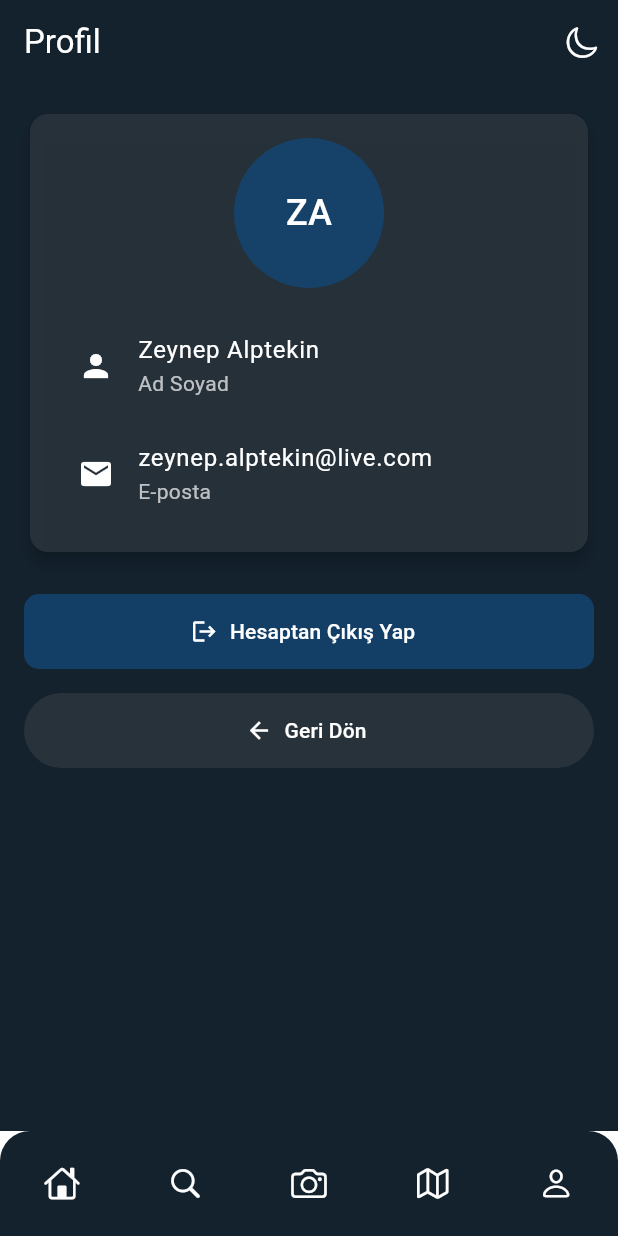
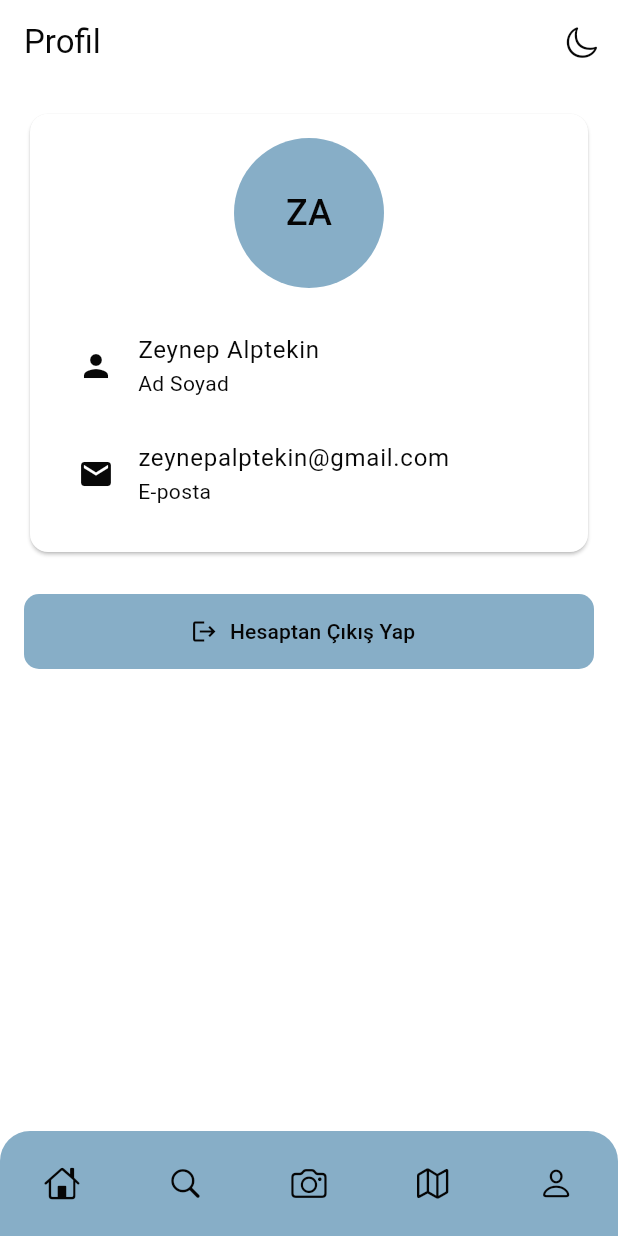
Before and after one commit to zeynepalptekin/WanderCompass, a Flutter app: the PersonScreen screen opened by its route, on a phone screen of 412 x 824 dp. Run offline on Flutter 3.47's test engine with Material 3 defaults, Android fonts, the phone set to English and light mode, and no system bars; our stand-ins replace go_router, google_fonts, lottie; missing offline and left inert: dotlottie_loader.

```diff
--- a/lib/core/routes.dart
+++ b/lib/core/routes.dart
@@ -5,8 +5,9 @@ import 'package:flutter_app/screens/search_screen.dart';
 import 'package:go_router/go_router.dart';
 import '../screens/loading_screen.dart';
 import '../screens/home_screen.dart';
-// ignore: unused_import
+import '../screens/register_screen.dart';
 import 'package:flutter/material.dart';
+import '../screens/login_screen.dart';
 
 // Router yapılandırması
 final router = GoRouter(
@@ -48,6 +49,20 @@ final router = GoRouter(
       ),
     ),
     GoRoute(
+      path: '/login',
+      pageBuilder: (context, state) => NoTransitionPage<void>(
+        key: state.pageKey,
+        child: const LoginScreen(),
+      ),
+    ),
+    GoRoute(
+      path: '/register',
+      pageBuilder: (context, state) => NoTransitionPage<void>(
+        key: state.pageKey,
+        child: const RegisterScreen(),
+      ),
+    ),
+    GoRoute(
         path: '/search',
         pageBuilder: (context, state) => NoTransitionPage<void>(
               key: state.pageKey,
--- a/lib/core/themes.dart
+++ b/lib/core/themes.dart
@@ -2,7 +2,7 @@ import 'package:flutter/material.dart';
 import 'package:google_fonts/google_fonts.dart';
 
 class ThemeProvider with ChangeNotifier {
-  bool _isDark = true;
+  bool _isDark = false;
   bool get isDark => _isDark;
 
   void toggleTheme() {
@@ -24,11 +24,11 @@ const colors = {
 };
 
 const darkColors = {
-  "primary": Color.fromARGB(255, 20, 34, 46),
+  "primary": Color.fromARGB(255, 33, 60, 84),
   "onPrimary": Color.fromARGB(255, 254, 254, 254),
-  "secondary": Color.fromARGB(255, 27, 51, 72),
+  "secondary": Color.fromARGB(255, 43, 54, 63),
   "onSecondary": Color.fromARGB(255, 255, 255, 255),
-  "surface": Color.fromARGB(255, 254, 254, 254),
+  "surface": Color.fromARGB(255, 20, 34, 46),
   "onSurface": Color.fromARGB(255, 255, 255, 255),
   "success": Color.fromARGB(255, 76, 175, 80),
   "error": Color.fromARGB(255, 244, 67, 54),
--- a/lib/screens/person_screen.dart
+++ b/lib/screens/person_screen.dart
@@ -1,171 +1,83 @@
 import 'package:flutter/cupertino.dart';
 import 'package:flutter/material.dart';
 import 'package:go_router/go_router.dart';
+import 'package:provider/provider.dart';
+
+import '../core/constants.dart';
 import '../core/themes.dart';
 import '../widgets/bottom_menu.dart';
-import 'package:provider/provider.dart'; // Provider'ı dahil edin
 
 class PersonScreen extends StatelessWidget {
   const PersonScreen({super.key});
 
   @override
   Widget build(BuildContext context) {
-    // ThemeProvider'ı burada doğru şekilde kullanıyoruz
-    final themeProvider = Provider.of<ThemeProvider>(context);
-
-    // Gece ve gündüz modunu kontrol et
-    final isDarkMode = Theme.of(context).brightness == Brightness.dark;
-
     return Scaffold(
       appBar: AppBar(
-        title: const Text("Profil"),
-        backgroundColor: isDarkMode
-            ? Theme.of(context).colorScheme.primary // Gece modunda başlık rengi
-            : const Color.fromARGB(255, 135, 174, 199), // Gündüz modunda beyaz
+        title: Text("Profil"),
         actions: [
           IconButton(
-            icon: Icon(
-              CupertinoIcons.moon, // Gece modundaki ikon
-              color: isDarkMode
-                  ? Colors.white
-                  : Colors.black, // Gece/gündüz modu ikon rengi
-            ),
+            icon: Icon(CupertinoIcons.moon),
             onPressed: () {
-              themeProvider.toggleTheme(); // Tema değişikliği
+              context.read<ThemeProvider>().toggleTheme();
             },
           ),
         ],
       ),
-      body: Container(
-        color: isDarkMode
-            ? const Color.fromARGB(
-                255, 20, 34, 46) // Gece modunda verdiğiniz renk
-            : const Color.fromARGB(255, 135, 174, 199), // Gündüz modunda beyaz
-        child: ListView(
-          padding: const EdgeInsets.all(16),
+      body: ListView(
+        padding: EdgeInsets.all(16),
         children: [
           Card(
-              elevation: 4,
-              shape: RoundedRectangleBorder(
-                borderRadius: BorderRadius.circular(12),
-              ),
-              color: isDarkMode
-                  ? const Color.fromARGB(221, 42, 52, 61)
-                  : Colors.grey[300], // Gündüz modunda açık gri
             child: Padding(
-                padding: const EdgeInsets.all(16),
+              padding: EdgeInsets.all(16),
               child: Column(
                 children: [
                   CircleAvatar(
                     radius: 50,
-                      backgroundColor: isDarkMode
-                          ? const Color.fromARGB(221, 19, 68, 112)
-                          : const Color.fromARGB(221, 19, 68, 112), // Soft mavi
                     child: Text(
                       "ZA",
-                        style: TextStyle(
-                          fontSize: 24,
-                          color: isDarkMode
-                              ? Colors.white
-                              : Colors.white, // Metin rengi değişiyor
+                      style: TextStyle(fontSize: 24),
                     ),
                   ),
-                    ),
-                    const SizedBox(height: 16),
+                  SizedBox(height: 16),
                   ListTile(
-                      leading: Icon(Icons.person,
-                          color: isDarkMode ? Colors.white : Colors.black),
-                      title: Text(
-                        "Zeynep Alptekin",
-                        style: TextStyle(
-                            color: isDarkMode
-                                ? Colors.white
-                                : Colors.black), // Metin rengi
-                      ),
-                      subtitle: Text(
-                        "Ad Soyad",
-                        style: TextStyle(
-                            color: isDarkMode
-                                ? Colors.white70
-                                : Colors.black54), // Metin rengi
-                      ),
+                    leading: Icon(Icons.person),
+                    title: Text("Zeynep Alptekin"),
+                    subtitle: Text("Ad Soyad"),
                   ),
                   ListTile(
-                      leading: Icon(Icons.email,
-                          color: isDarkMode ? Colors.white : Colors.black),
-                      title: Text(
-                        "zeynep.alptekin@live.com",
-                        style: TextStyle(
-                            color: isDarkMode
-                                ? Colors.white
-                                : Colors.black), // Metin rengi
-                      ),
-                      subtitle: Text(
-                        "E-posta",
-                        style: TextStyle(
-                            color: isDarkMode
-                                ? Colors.white70
-                                : Colors.black54), // Metin rengi
-                      ),
+                    leading: Icon(Icons.email),
+                    title: Text("zeynepalptekin@gmail.com"),
+                    subtitle: Text("E-posta"),
                   ),
                 ],
               ),
             ),
           ),
-            const SizedBox(height: 24),
-            // Hesaptan çıkış için buton
+          SizedBox(height: 24),
           FilledButton.icon(
-              onPressed: () {
-                // Hesaptan çıkış yapacak fonksiyonu buraya ekleyebilirsiniz
-              },
-              icon: const Icon(Icons.logout),
-              label: Text(
-                "Hesaptan Çıkış Yap",
-                style: TextStyle(
-                  color: isDarkMode ? Colors.white : Colors.white, // Yazı rengi
-                ),
-              ),
+            onPressed: () {},
+            icon: Icon(Icons.logout),
+            label: Text("Hesaptan Çıkış Yap"),
             style: FilledButton.styleFrom(
-                minimumSize: const Size(double.infinity, 50),
-                backgroundColor: isDarkMode
-                    ? const Color.fromARGB(
-                        221, 19, 68, 112) // Gece modunda koyu renk
-                    : const Color.fromARGB(
-                        221, 19, 68, 112), // Gündüz modunda mavi
+              minimumSize: Size(double.infinity, 50),
               shape: RoundedRectangleBorder(
                 borderRadius: BorderRadius.circular(10),
               ),
             ),
           ),
-            const SizedBox(height: 16),
-            // Geri dön butonu
+          if (context.canPop())
             TextButton.icon(
-              onPressed: () {
-                context.go("/home"); // Ana sayfaya gitmek için
-              },
-              icon: Icon(
-                Icons.arrow_back,
-                color: isDarkMode ? Colors.white : Colors.black, // İkon rengi
-              ),
-              label: Text(
-                "Geri Dön",
-                style: TextStyle(
-                  color: isDarkMode ? Colors.white : Colors.black, // Yazı rengi
-                ),
-              ),
+              onPressed: () => context.pop(),
+              icon: Icon(Icons.arrow_back),
+              label: Text("Geri Dön"),
               style: TextButton.styleFrom(
-                minimumSize: const Size(double.infinity, 50),
-                backgroundColor: isDarkMode
-                    ? const Color.fromARGB(
-                        221, 42, 52, 61) // Gece modunda kutu rengi
-                    : const Color.fromARGB(
-                        255, 255, 255, 255), // Gündüz modunda beyaz kutu
+                minimumSize: Size(double.infinity, 50),
               ),
             ),
         ],
       ),
-      ),
-      bottomNavigationBar: const BottomMenu(),
+      bottomNavigationBar: BottomMenu(),
     );
   }
 }
```
Also changed, not shown: lib/screens/home_screen.dart (+125 -161 lines), lib/screens/login_screen.dart (added, +136 -0 lines), lib/screens/register_screen.dart (added, +97 -0 lines), lib/widgets/suggested_action_card.dart (added, +32 -0 lines). Lines whose indentation alone changed are shown as unchanged.
